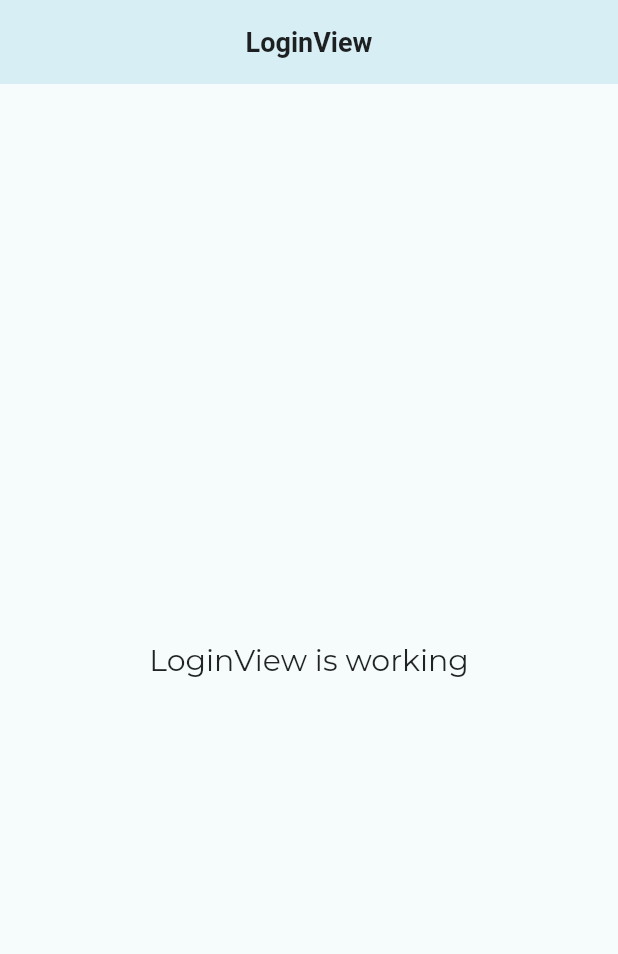
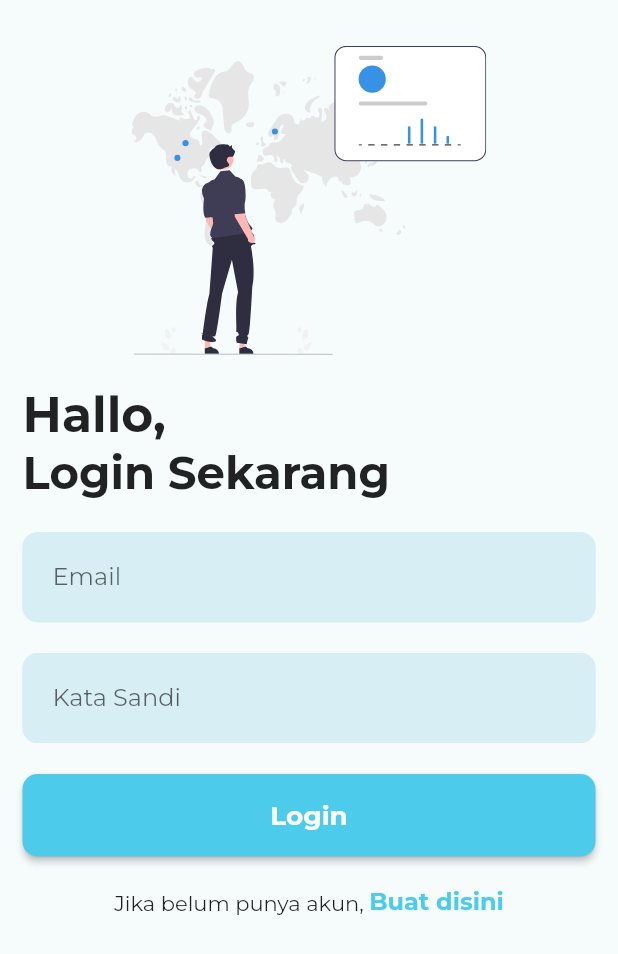
Before and after one commit to c4hyo/Yo-Kasir, a Flutter app: the screen it shows after launch, on a phone screen of 412 x 824 dp. Shown: the top 954 px of the screen. Run offline on Flutter 3.47's test engine with Material 2 defaults, Android fonts, the light colour scheme and no system bars; our stand-ins replace cloud_firestore, firebase_auth, firebase_core, flutter_svg, get, google_fonts; accounts and stored records are empty.

Commit message:
halaman login

```diff
--- a/lib/app/modules/login/views/login_view.dart
+++ b/lib/app/modules/login/views/login_view.dart
@@ -1,21 +1,152 @@
 import 'package:flutter/material.dart';
+import 'package:flutter_svg/flutter_svg.dart';
 
 import 'package:get/get.dart';
+import 'package:yo_kasir/app/modules/login/bindings/login_binding.dart';
+import 'package:yo_kasir/app/modules/login/views/registrasi_view.dart';
+import 'package:yo_kasir/config/theme.dart';
 
 import '../controllers/login_controller.dart';
 
 class LoginView extends GetView<LoginController> {
+  final email = TextEditingController();
+  final password = TextEditingController();
   @override
   Widget build(BuildContext context) {
     return Scaffold(
-      appBar: AppBar(
-        title: Text('LoginView'),
-        centerTitle: true,
-      ),
-      body: Center(
-        child: Text(
-          'LoginView is working',
-          style: TextStyle(fontSize: 20),
+      body: SafeArea(
+        child: Padding(
+          padding: paddingList,
+          child: ListView(
+            children: [
+              SizedBox(
+                height: Get.size.height * 0.025,
+              ),
+              Container(
+                width: Get.size.width * 0.5,
+                height: Get.size.width * 0.5,
+                child: SvgPicture.asset("assets/people.svg"),
+              ),
+              SizedBox(
+                height: Get.size.height * 0.025,
+              ),
+              Text(
+                "Hallo, ",
+                style: TextStyle(
+                  color: darkText,
+                  fontSize: 32.5,
+                  fontWeight: FontWeight.bold,
+                ),
+              ),
+              Text(
+                "Login Sekarang",
+                style: TextStyle(
+                  color: darkText,
+                  fontSize: 30,
+                  fontWeight: FontWeight.bold,
+                ),
+              ),
+              SizedBox(
+                height: Get.size.height * 0.025,
+              ),
+              TextFormField(
+                controller: email,
+                keyboardType: TextInputType.emailAddress,
+                cursorColor: darkText,
+                style: TextStyle(
+                  color: darkText,
+                ),
+                decoration: InputDecoration(
+                  hintText: "Email",
+                  contentPadding: EdgeInsets.all(20),
+                  filled: true,
+                  fillColor: primaryColorAccent,
+                  border: OutlineInputBorder(
+                    borderRadius: BorderRadius.circular(10),
+                    borderSide: BorderSide(
+                      color: primaryColorAccent,
+                    ),
+                  ),
+                  enabledBorder: OutlineInputBorder(
+                    borderRadius: BorderRadius.circular(10),
+                    borderSide: BorderSide(
+                      color: primaryColorAccent,
+                    ),
+                  ),
+                ),
+              ),
+              SizedBox(
+                height: Get.size.height * 0.025,
+              ),
+              TextFormField(
+                controller: password,
+                obscureText: true,
+                cursorColor: darkText,
+                style: TextStyle(
+                  color: darkText,
+                ),
+                decoration: InputDecoration(
+                  hintText: "Kata Sandi",
+                  contentPadding: EdgeInsets.all(20),
+                  filled: true,
+                  fillColor: primaryColorAccent,
+                  border: OutlineInputBorder(
+                    borderRadius: BorderRadius.circular(10),
+                    borderSide: BorderSide(
+                      color: primaryColorAccent,
+                    ),
+                  ),
+                  enabledBorder: OutlineInputBorder(
+                    borderRadius: BorderRadius.circular(10),
+                    borderSide: BorderSide(
+                      color: primaryColorAccent,
+                    ),
+                  ),
+                ),
+              ),
+              SizedBox(
+                height: Get.size.height * 0.025,
+              ),
+              ElevatedButton(
+                style: ElevatedButton.styleFrom(
+                  fixedSize: Size(Get.size.width, 55),
+                ),
+                onPressed: () {},
+                child: Text(
+                  "Login",
+                  style: TextStyle(
+                    fontWeight: FontWeight.bold,
+                    fontSize: 17.5,
+                  ),
+                ),
+              ),
+              SizedBox(
+                height: Get.size.height * 0.025,
+              ),
+              Row(
+                mainAxisAlignment: MainAxisAlignment.center,
+                children: [
+                  Text("Jika belum punya akun, "),
+                  InkWell(
+                    onTap: () {
+                      Get.to(
+                        () => RegistrasiView(),
+                        binding: LoginBinding(),
+                      );
+                    },
+                    child: Text(
+                      "Buat disini",
+                      style: TextStyle(
+                        color: primaryColor,
+                        fontSize: 16,
+                        fontWeight: FontWeight.bold,
+                      ),
+                    ),
+                  ),
+                ],
+              ),
+            ],
+          ),
         ),
       ),
     );
```
